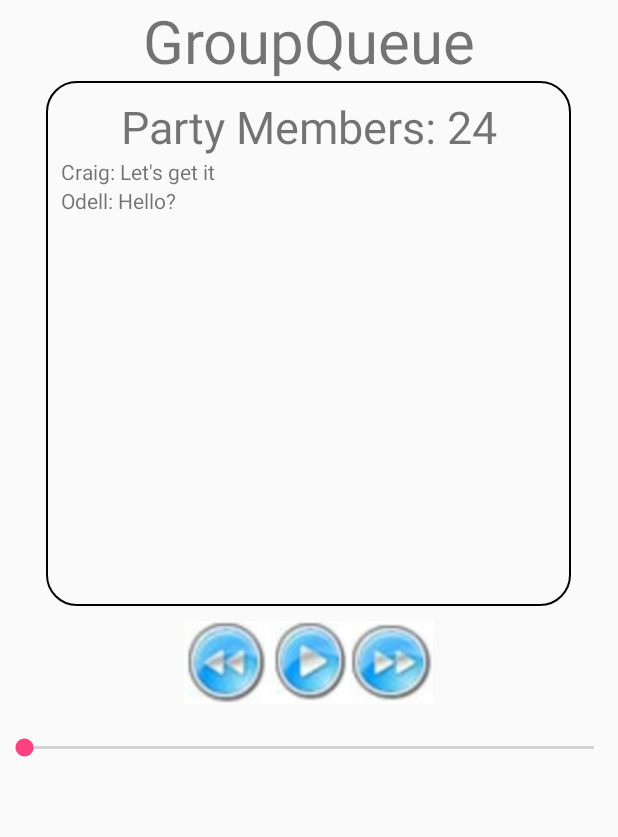
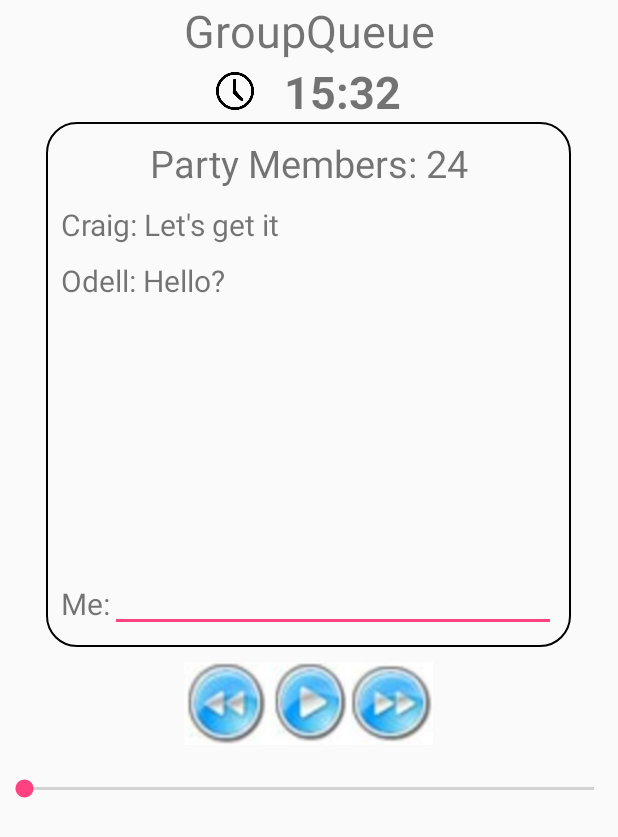
Before and after one commit to legut2/GroupQueue, an Android app: the layout activity_host_view.xml on its own in the app's theme, with its tools: preview values and no code run, on a phone screen of 412 x 824 dp. Shown: the top 837 px of the screen. Run offline under Robolectric (Android 15) with nearby library versions, the phone set to English and light mode, and no system bars.

Commit message:
modified ground rules and link to party host view

```diff
--- a/app/src/main/AndroidManifest.xml
+++ b/app/src/main/AndroidManifest.xml
@@ -35,7 +35,8 @@
                 <category android:name="android.intent.category.LAUNCHER" />
             </intent-filter>
         </activity>
-        <activity android:name=".GroundRules"></activity>
+        <activity android:name=".GroundRules" />
+        <activity android:name=".HostViewActivity"></activity>
     </application>
 
 </manifest>
--- a/app/src/main/res/layout/activity_host_view.xml
+++ b/app/src/main/res/layout/activity_host_view.xml
@@ -16,7 +16,24 @@
             android:layout_height="wrap_content"
             android:text="GroupQueue"
             android:gravity="center"
-            android:textSize="40sp"/>
+            android:textSize="30sp"/>
+        <LinearLayout
+            android:layout_width="match_parent"
+            android:layout_height="wrap_content"
+            android:gravity="center">
+            <ImageView
+                android:layout_width="25dp"
+                android:layout_height="25dp"
+                android:src="@drawable/clock"/>
+            <TextView
+                android:layout_marginLeft="20dp"
+                android:layout_width="wrap_content"
+                android:layout_height="wrap_content"
+                android:text="15:32"
+                android:textStyle="bold"
+                android:textSize="30sp"
+                android:layout_gravity="center"/>
+        </LinearLayout>
         <LinearLayout
             android:layout_width="350dp"
             android:layout_height="350dp"
@@ -27,16 +44,34 @@
                 android:layout_width="match_parent"
                 android:layout_height="wrap_content"
                 android:text="Party Members: 24"
-            android:textSize="30sp"
+                android:textSize="25sp"
                 android:gravity="center" />
             <TextView
                 android:layout_width="wrap_content"
                 android:layout_height="wrap_content"
-            android:text="Craig: Let's get it"/>
+                android:text="Craig: Let's get it"
+                android:textSize="20sp"
+                android:layout_marginTop="10dp"/>
             <TextView
                 android:layout_width="wrap_content"
                 android:layout_height="wrap_content"
-            android:text="Odell: Hello?"/>
+                android:text="Odell: Hello?"
+                android:textSize="20sp"
+                android:layout_marginTop="10dp"/>
+            <LinearLayout
+                android:layout_width="match_parent"
+                android:layout_height="wrap_content"
+                android:orientation="horizontal"
+                android:layout_marginTop="180dp">
+                <TextView
+                    android:layout_width="wrap_content"
+                    android:layout_height="wrap_content"
+                    android:text="Me:"
+                    android:textSize="20sp"/>
+                <EditText
+                    android:layout_width="match_parent"
+                    android:layout_height="wrap_content" />
+            </LinearLayout>
         </LinearLayout>
 
         <LinearLayout
```
Also changed, not shown: app/src/main/java/com/example/groupqueueprototype/android_studio_project_folder/GroundRules.java (+8 -0 lines), app/src/main/java/com/example/groupqueueprototype/android_studio_project_folder/HostViewActivity.java (added, +13 -0 lines), app/src/main/res/layout/activity_ground_rules.xml (+12 -12 lines), app/src/main/res/drawable/clock.png (added). Lines whose indentation alone changed are shown as unchanged.
